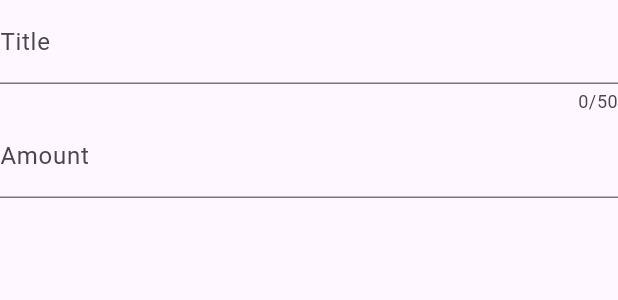
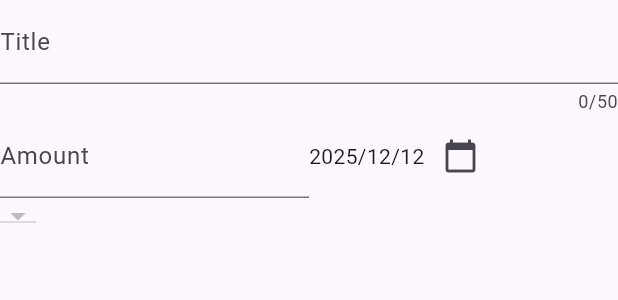
Before and after one commit to DillonWilliams1/Expense_Tracker, a Flutter app: the AddNewExpense widget shown alone on an empty page, opened directly, on a phone screen of 412 x 824 dp. Shown: the top 300 px of the screen. Run offline on Flutter 3.47's test engine with Material 3 defaults, Android fonts, the phone set to English and light mode, and no system bars; statements that could not run were skipped.

Commit message:
add date

```diff
--- a/expense_tracker/lib/widgets/add_new_expense.dart
+++ b/expense_tracker/lib/widgets/add_new_expense.dart
@@ -47,6 +47,23 @@ class _AddNewExpenseState extends State<AddNewExpense> {
             ),
 
             //date
+            Expanded(
+                child: Row(
+              children: [
+                Text("2025/12/12"),
+                IconButton(
+                  onPressed: () {},
+                  icon: const Icon(Icons.calendar_today),
+                )
+              ],
+            ),
+            )
+          ],
+        ),
+        //add category dropdown
+        Row(
+          children: [
+            DropdownButton(items: , onChanged: (){},)
           ],
         )
       ],
```
